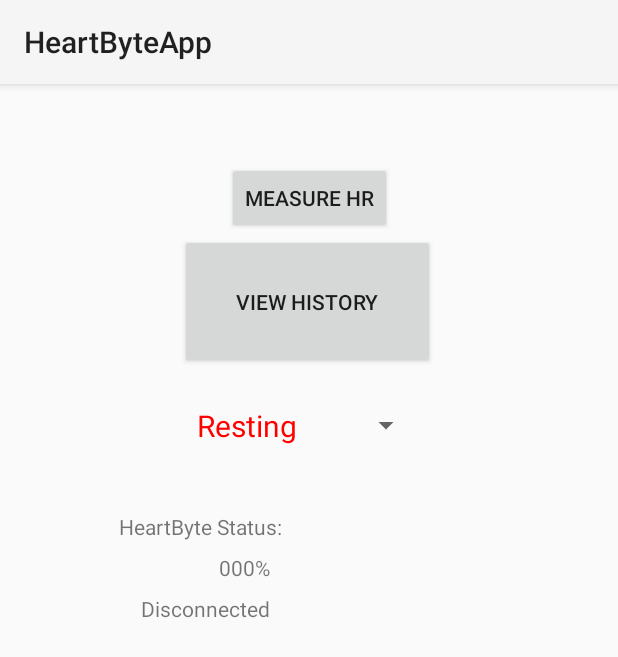
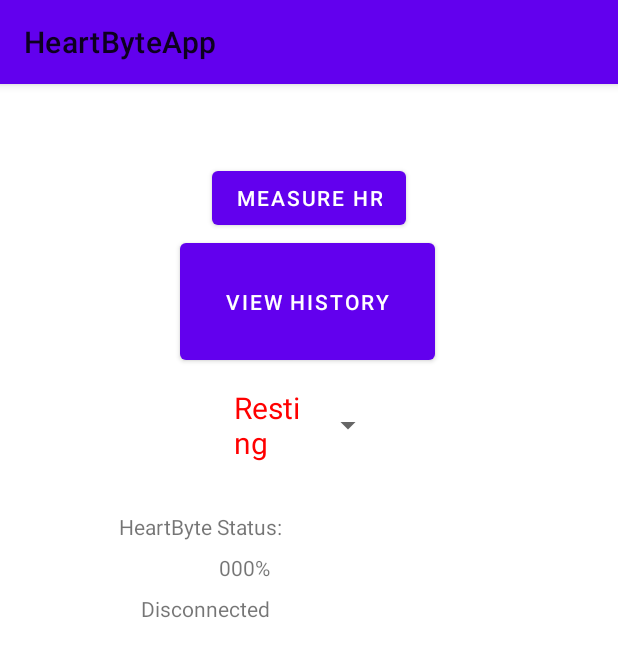
Before and after one commit to RobertW09/Senior-Design, an Android app: the screen it shows after launch (MainActivity), on a phone screen of 412 x 824 dp. Shown: the top 657 px of the screen. Run offline under Robolectric (Android 15) with nearby library versions, the phone set to English and light mode, and no system bars.

Commit message:
Corrected Theme with Toolbar
Set up theme to use custom project theme and use custom toolbar.

```diff
--- a/AndroidApp/HeartByteApp/app/src/main/AndroidManifest.xml
+++ b/AndroidApp/HeartByteApp/app/src/main/AndroidManifest.xml
@@ -8,7 +8,7 @@
         android:label="@string/app_name"
         android:roundIcon="@mipmap/ic_launcher_round"
         android:supportsRtl="true"
-        android:theme="@style/Theme.AppCompat.Light.NoActionBar">
+        android:theme="@style/Theme.HeartByteApp">
         <activity
             android:name=".MeasureActivity"
             android:exported="false"
--- a/AndroidApp/HeartByteApp/app/src/main/res/layout/activity_main.xml
+++ b/AndroidApp/HeartByteApp/app/src/main/res/layout/activity_main.xml
@@ -59,7 +59,7 @@
 
     <Spinner
         android:id="@+id/mode_spinner"
-        android:layout_width="150dp"
+        android:layout_width="100dp"
         android:layout_height="75dp"
         android:contentDescription="@string/spinner_default"
         app:layout_constraintEnd_toEndOf="parent"
--- a/AndroidApp/HeartByteApp/app/src/main/res/values-night/themes.xml
+++ b/AndroidApp/HeartByteApp/app/src/main/res/values-night/themes.xml
@@ -1,6 +1,6 @@
 <resources xmlns:tools="http://schemas.android.com/tools">
     <!-- Base application theme. -->
-    <style name="Theme.HeartByteApp" parent="Theme.MaterialComponents.DayNight.DarkActionBar">
+    <style name="Theme.HeartByteApp" parent="Theme.MaterialComponents.DayNight.NoActionBar">
         <!-- Primary brand color. -->
         <item name="colorPrimary">@color/purple_200</item>
         <item name="colorPrimaryVariant">@color/purple_700</item>
--- a/AndroidApp/HeartByteApp/app/src/main/res/values/themes.xml
+++ b/AndroidApp/HeartByteApp/app/src/main/res/values/themes.xml
@@ -1,6 +1,6 @@
 <resources xmlns:tools="http://schemas.android.com/tools">
     <!-- Base application theme. -->
-    <style name="Theme.HeartByteApp" parent="Theme.MaterialComponents.DayNight.DarkActionBar">
+    <style name="Theme.HeartByteApp" parent="Theme.MaterialComponents.DayNight.NoActionBar">
         <!-- Primary brand color. -->
         <item name="colorPrimary">@color/purple_500</item>
         <item name="colorPrimaryVariant">@color/purple_700</item>
```
